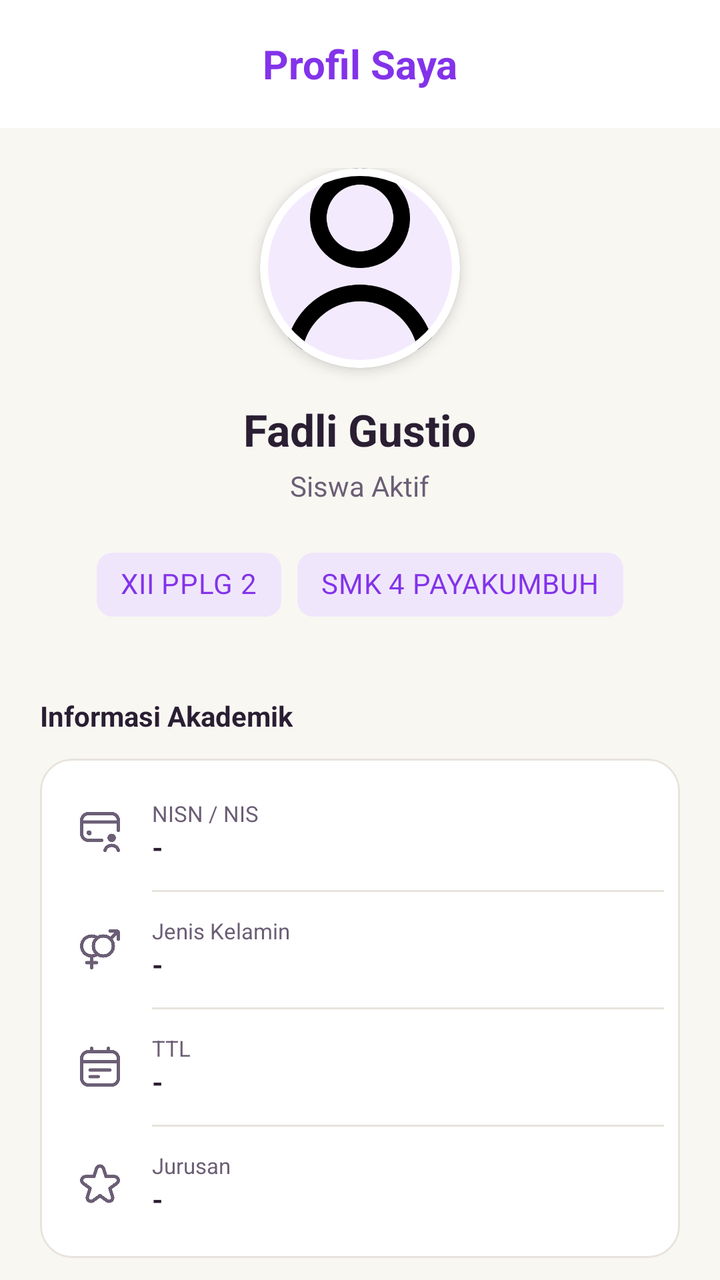
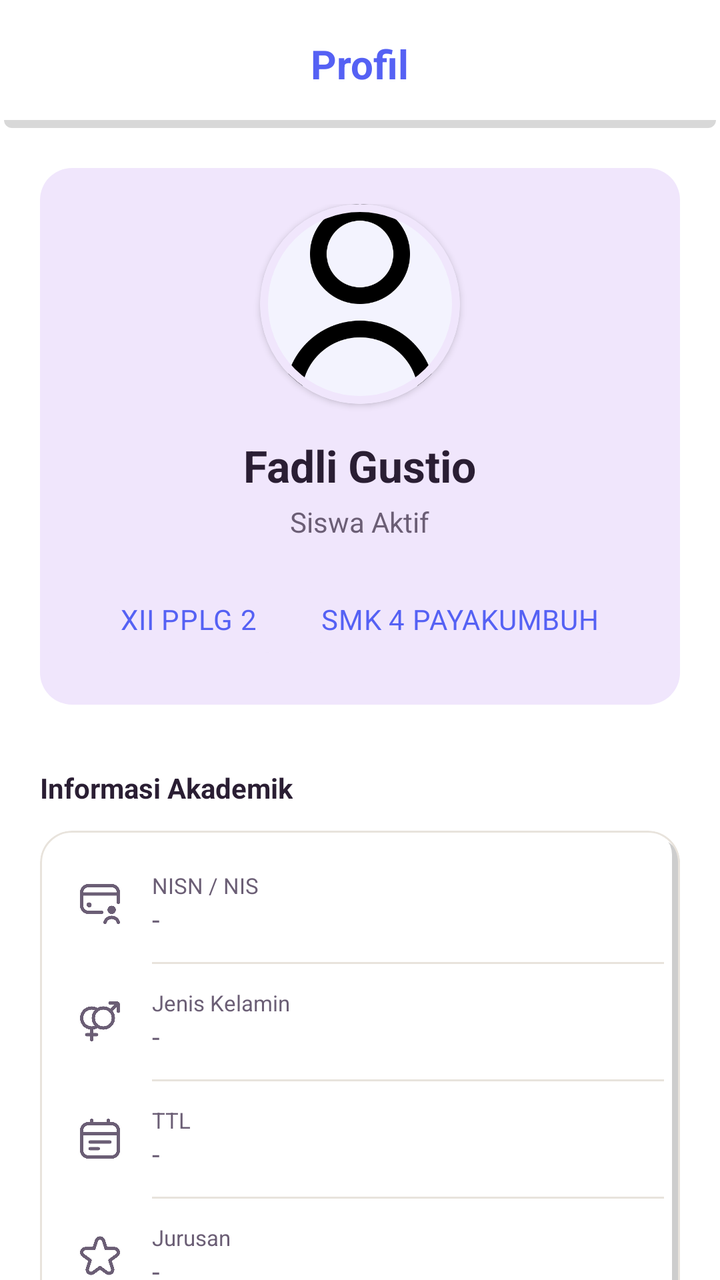

An Android layout rendered at two revisions. The XML below is the earlier revision; the diff shows what the commit changed to produce the second picture.
<!-- AndroidManifest.xml: application theme Theme.BkNova -->
<!-- res/layout/fragment_profil_siswa.xml -->
<?xml version="1.0" encoding="utf-8"?>
<androidx.coordinatorlayout.widget.CoordinatorLayout xmlns:android="http://schemas.android.com/apk/res/android"
    xmlns:app="http://schemas.android.com/apk/res-auto"
    xmlns:tools="http://schemas.android.com/tools"
    android:layout_width="match_parent"
    android:layout_height="match_parent"
    android:background="@color/background_cream"
    tools:context=".fragment.profilFragment"
    tools:ignore="Overdraw">

    <com.google.android.material.appbar.AppBarLayout
        android:layout_width="match_parent"
        android:layout_height="wrap_content"
        android:background="@color/white"
        app:elevation="0dp">

        <com.google.android.material.appbar.MaterialToolbar
            android:id="@+id/toolbar"
            android:layout_width="match_parent"
            android:layout_height="?attr/actionBarSize"
            app:title="Profil Saya"
            app:titleTextAppearance="@style/ToolbarTitleBold"
            app:titleTextColor="@color/brand_primary"
            app:titleCentered="true" />
    </com.google.android.material.appbar.AppBarLayout>

    <androidx.core.widget.NestedScrollView
        android:id="@+id/scroll_view_profil_siswa"
        android:layout_width="match_parent"
        android:layout_height="match_parent"
        android:clipToPadding="false"
        android:paddingBottom="100dp"
        app:layout_behavior="@string/appbar_scrolling_view_behavior">

        <LinearLayout
            android:layout_width="match_parent"
            android:layout_height="wrap_content"
            android:orientation="vertical"
            android:padding="20dp">

            
            <LinearLayout
                android:layout_width="match_parent"
                android:layout_height="wrap_content"
                android:orientation="vertical"
                android:gravity="center_horizontal"
                android:layout_marginBottom="32dp">

                <com.google.android.material.card.MaterialCardView
                    android:layout_width="100dp"
                    android:layout_height="100dp"
                    app:cardCornerRadius="50dp"
                    app:cardElevation="4dp"
                    app:strokeColor="@color/white"
                    app:strokeWidth="4dp">
                    <ImageView
                        android:layout_width="match_parent"
                        android:layout_height="match_parent"
                        android:src="@drawable/person_icon"
                        android:scaleType="centerCrop"
                        android:contentDescription="Foto Profil" />
                </com.google.android.material.card.MaterialCardView>

                <TextView
                    android:id="@+id/tv_name_profil"
                    android:layout_width="wrap_content"
                    android:layout_height="wrap_content"
                    android:layout_marginTop="16dp"
                    android:text="@string/ex_name"
                    android:textColor="@color/text_color_primary"
                    android:textSize="22sp"
                    android:textStyle="bold" />

                <TextView
                    android:id="@+id/tv_role_profil"
                    android:layout_width="wrap_content"
                    android:layout_height="wrap_content"
                    android:layout_marginTop="4dp"
                    android:text="Siswa Aktif"
                    android:textColor="@color/text_color_secondary"
                    android:textSize="14sp" />

                <LinearLayout
                    android:layout_width="wrap_content"
                    android:layout_height="wrap_content"
                    android:orientation="horizontal"
                    android:layout_marginTop="16dp">

                    <com.google.android.material.chip.Chip
                        android:id="@+id/tv_badge_kelas"
                        style="@style/Widget.MaterialComponents.Chip.Action"
                        android:layout_width="wrap_content"
                        android:layout_height="wrap_content"
                        android:text="@string/ex_kelas"
                        android:textColor="@color/brand_primary"
                        app:chipBackgroundColor="@color/brand_soft"
                        app:chipCornerRadius="8dp"
                        app:chipIconEnabled="false"
                        app:chipStrokeWidth="0dp"/>

                    <com.google.android.material.chip.Chip
                        android:id="@+id/tv_badge_school"
                        style="@style/Widget.MaterialComponents.Chip.Action"
                        android:layout_width="wrap_content"
                        android:layout_height="wrap_content"
                        android:layout_marginStart="8dp"
                        android:text="@string/ex_school"
                        android:textColor="@color/brand_primary"
                        app:chipBackgroundColor="@color/brand_soft"
                        app:chipCornerRadius="8dp"
                        app:chipIconEnabled="false"
                        app:chipStrokeWidth="0dp"/>
                </LinearLayout>
            </LinearLayout>

            <TextView
                android:layout_width="wrap_content"
                android:layout_height="wrap_content"
                android:text="Informasi Akademik"
                android:textSize="14sp"
                android:textStyle="bold"
                android:textColor="@color/text_color_primary"
                android:layout_marginBottom="12dp"/>

            
            <com.google.android.material.card.MaterialCardView
                android:layout_width="match_parent"
                android:layout_height="wrap_content"
                android:layout_marginBottom="24dp"
                app:cardCornerRadius="16dp"
                app:cardElevation="0dp"
                app:strokeColor="@color/divider_color"
                app:strokeWidth="1dp">

                <LinearLayout
                    android:layout_width="match_parent"
                    android:layout_height="wrap_content"
                    android:orientation="vertical"
                    android:padding="8dp">

                    
                    <LinearLayout
                        android:id="@+id/layout_nisn_nis"
                        android:layout_width="match_parent"
                        android:layout_height="wrap_content"
                        android:orientation="horizontal"
                        android:padding="12dp"
                        android:gravity="center_vertical">
                        <ImageView
                            android:layout_width="20dp"
                            android:layout_height="20dp"
                            android:src="@drawable/img_4"
                            app:tint="@color/text_color_secondary" />
                        <LinearLayout
                            android:layout_width="0dp"
                            android:layout_height="wrap_content"
                            android:layout_weight="1"
                            android:layout_marginStart="16dp"
                            android:orientation="vertical">
                            <TextView
                                android:layout_width="wrap_content"
                                android:layout_height="wrap_content"
                                android:text="NISN / NIS"
                                android:textSize="11sp"
                                android:textColor="@color/text_color_secondary"/>
                            <TextView
                                android:id="@+id/tv_nisn_nis"
                                android:layout_width="wrap_content"
                                android:layout_height="wrap_content"
                                android:text="-"
                                android:textColor="@color/text_color_primary"
                                android:textSize="14sp"
                                android:textStyle="bold"/>
                        </LinearLayout>
                    </LinearLayout>

                    <View android:layout_width="match_parent" android:layout_height="1dp" android:background="@color/divider_color" android:layout_marginStart="48dp" />

                    
                    <LinearLayout
                        android:id="@+id/layout_gender"
                        android:layout_width="match_parent"
                        android:layout_height="wrap_content"
                        android:orientation="horizontal"
                        android:padding="12dp"
                        android:gravity="center_vertical">
                        <ImageView
                            android:layout_width="20dp"
                            android:layout_height="20dp"
                            android:src="@drawable/img_3"
                            app:tint="@color/text_color_secondary" />
                        <LinearLayout
                            android:layout_width="0dp"
                            android:layout_height="wrap_content"
                            android:layout_weight="1"
                            android:layout_marginStart="16dp"
                            android:orientation="vertical">
                            <TextView
                                android:layout_width="wrap_content"
                                android:layout_height="wrap_content"
                                android:text="Jenis Kelamin"
                                android:textSize="11sp"
                                android:textColor="@color/text_color_secondary"/>
                            <TextView
                                android:id="@+id/tv_gender"
                                android:layout_width="wrap_content"
                                android:layout_height="wrap_content"
                                android:text="-"
                                android:textColor="@color/text_color_primary"
                                android:textSize="14sp"
                                android:textStyle="bold"/>
                        </LinearLayout>
                    </LinearLayout>

                    <View android:layout_width="match_parent" android:layout_height="1dp" android:background="@color/divider_color" android:layout_marginStart="48dp" />

                    
                    <LinearLayout
                        android:id="@+id/layout_ttl"
                        android:layout_width="match_parent"
                        android:layout_height="wrap_content"
                        android:orientation="horizontal"
                        android:padding="12dp"
                        android:gravity="center_vertical">
                        <ImageView
                            android:layout_width="20dp"
                            android:layout_height="20dp"
                            android:src="@drawable/img_5"
                            app:tint="@color/text_color_secondary" />
                        <LinearLayout
                            android:layout_width="0dp"
                            android:layout_height="wrap_content"
                            android:layout_weight="1"
                            android:layout_marginStart="16dp"
                            android:orientation="vertical">
                            <TextView
                                android:layout_width="wrap_content"
                                android:layout_height="wrap_content"
                                android:text="TTL"
                                android:textSize="11sp"
                                android:textColor="@color/text_color_secondary"/>
                            <TextView
                                android:id="@+id/tv_ttl"
                                android:layout_width="wrap_content"
                                android:layout_height="wrap_content"
                                android:text="-"
                                android:textColor="@color/text_color_primary"
                                android:textSize="14sp"
                                android:textStyle="bold"/>
                        </LinearLayout>
                    </LinearLayout>

                    <View android:layout_width="match_parent" android:layout_height="1dp" android:background="@color/divider_color" android:layout_marginStart="48dp" />

                    
                    <LinearLayout
                        android:id="@+id/layout_jurusan"
                        android:layout_width="match_parent"
                        android:layout_height="wrap_content"
                        android:orientation="horizontal"
                        android:padding="12dp"
                        android:gravity="center_vertical">
                        <ImageView
                            android:layout_width="20dp"
                            android:layout_height="20dp"
                            android:src="@drawable/img_6"
                            app:tint="@color/text_color_secondary" />
                        <LinearLayout
                            android:layout_width="0dp"
                            android:layout_height="wrap_content"
                            android:layout_weight="1"
                            android:layout_marginStart="16dp"
                            android:orientation="vertical">
                            <TextView
                                android:layout_width="wrap_content"
                                android:layout_height="wrap_content"
                                android:text="Jurusan"
                                android:textSize="11sp"
                                android:textColor="@color/text_color_secondary"/>
                            <TextView
                                android:id="@+id/tv_jurusan"
                                android:layout_width="wrap_content"
                                android:layout_height="wrap_content"
                                android:text="-"
                                android:textColor="@color/text_color_primary"
                                android:textSize="14sp"
                                android:textStyle="bold"/>
                        </LinearLayout>
                    </LinearLayout>

                    
                    <LinearLayout
                        android:id="@+id/layout_tahun_ajaran"
                        android:layout_width="match_parent"
                        android:layout_height="wrap_content"
                        android:orientation="horizontal"
                        android:padding="12dp"
                        android:gravity="center_vertical"
                        android:visibility="gone">
                        <ImageView
                            android:layout_width="20dp"
                            android:layout_height="20dp"
                            android:src="@drawable/ic_assignment"
                            app:tint="@color/text_color_secondary" />
                        <LinearLayout
                            android:layout_width="0dp"
                            android:layout_height="wrap_content"
                            android:layout_weight="1"
                            android:layout_marginStart="16dp"
                            android:orientation="vertical">
                            <TextView
                                android:layout_width="wrap_content"
                                android:layout_height="wrap_content"
                                android:text="Tahun Ajaran"
                                android:textSize="11sp"
                                android:textColor="@color/text_color_secondary"/>
                            <TextView
                                android:id="@+id/tv_tahun_ajaran"
                                android:layout_width="wrap_content"
                                android:layout_height="wrap_content"
                                android:text="-"
                                android:textColor="@color/text_color_primary"
                                android:textSize="14sp"
                                android:textStyle="bold"/>
                        </LinearLayout>
                    </LinearLayout>
                </LinearLayout>
            </com.google.android.material.card.MaterialCardView>

            <TextView
                android:layout_width="wrap_content"
                android:layout_height="wrap_content"
                android:text="Pengaturan Akun"
                android:textSize="14sp"
                android:textStyle="bold"
                android:textColor="@color/text_color_primary"
                android:layout_marginBottom="12dp"/>

            
            <com.google.android.material.card.MaterialCardView
                android:layout_width="match_parent"
                android:layout_height="wrap_content"
                android:layout_marginBottom="32dp"
                app:cardCornerRadius="16dp"
                app:cardElevation="0dp"
                app:strokeColor="@color/divider_color"
                app:strokeWidth="1dp">

                <LinearLayout
                    android:layout_width="match_parent"
                    android:layout_height="wrap_content"
                    android:orientation="vertical"
                    android:padding="8dp">

                    
                    <LinearLayout
                        android:id="@+id/btn_change_password"
                        android:layout_width="match_parent"
                        android:layout_height="wrap_content"
                        android:clickable="true"
                        android:focusable="true"
                        android:foreground="?attr/selectableItemBackground"
                        android:padding="12dp"
                        android:gravity="center_vertical">
                        <ImageView
                            android:layout_width="20dp"
                            android:layout_height="20dp"
                            android:src="@drawable/ic_lock"
                            app:tint="@color/text_color_secondary" />
                        <TextView
                            android:layout_width="0dp"
                            android:layout_height="wrap_content"
                            android:layout_weight="1"
                            android:layout_marginStart="16dp"
                            android:text="@string/change_password"
                            android:textColor="@color/text_color_primary"
                            android:textSize="14sp" />
                        <ImageView
                            android:layout_width="20dp"
                            android:layout_height="20dp"
                            android:src="@drawable/ic_chevron_right"
                            app:tint="@color/text_color_secondary" />
                    </LinearLayout>
                </LinearLayout>
            </com.google.android.material.card.MaterialCardView>

            
            <com.google.android.material.button.MaterialButton
                android:id="@+id/btn_logout"
                style="@style/Widget.MaterialComponents.Button.TextButton"
                android:layout_width="match_parent"
                android:layout_height="wrap_content"
                android:text="@string/logout"
                android:textAllCaps="false"
                android:textColor="@color/red_text"
                app:icon="@drawable/ic_logout"
                app:iconTint="@color/red_text"
                app:iconGravity="textStart"
                app:backgroundTint="@color/red_light"
                app:cornerRadius="12dp"
                android:paddingVertical="12dp" />

        </LinearLayout>
    </androidx.core.widget.NestedScrollView>

</androidx.coordinatorlayout.widget.CoordinatorLayout>
<!-- resources referenced by this layout -->
<resources>
  <color name="background_cream">#F8F7F2</color>
  <color name="brand_primary">#8333EA</color>
  <color name="brand_soft">#F0E6FC</color>
  <color name="divider_color">#E8E3DC</color>
  <color name="red_light">#FEE2E2</color>
  <color name="red_text">#DC2626</color>
  <color name="text_color_primary">#2A1E33</color>
  <color name="text_color_secondary">#6B5E75</color>
  <color name="white">#FFFFFFFF</color>
  <!-- drawable ic_chevron_right (drawable) -->
  <vector xmlns:android="http://schemas.android.com/apk/res/android"
      android:width="24dp"
      android:height="24dp"
      android:viewportWidth="24"
      android:viewportHeight="24">
      <path
          android:fillColor="#000000"
          android:pathData="M10,6L8.59,7.41 13.17,12l-4.58,4.59L10,18l6,-6z"/>
  </vector>
  <!-- drawable ic_lock (drawable) -->
  <vector xmlns:android="http://schemas.android.com/apk/res/android"
      android:width="24dp"
      android:height="24dp"
      android:viewportWidth="24"
      android:viewportHeight="24">
      <path
          android:fillColor="#000000"
          android:pathData="M18,8h-1V6c0,-2.76 -2.24,-5 -5,-5S7,3.24 7,6v2H6c-1.1,0 -2,0.9 -2,2v10c0,1.1 0.9,2 2,2h12c1.1,0 2,-0.9 2,-2V10C20,8.9 19.1,8 18,8zM9,6c0,-1.66 1.34,-3 3,-3s3,1.34 3,3v2H9V6zM18,20H6V10h12V20zM12,17c1.1,0 2,-0.9 2,-2s-0.9,-2 -2,-2s-2,0.9 -2,2S10.9,17 12,17z"/>
  </vector>
  <!-- drawable ic_logout (drawable) -->
  <vector xmlns:android="http://schemas.android.com/apk/res/android"
      android:width="24dp"
      android:height="24dp"
      android:viewportWidth="24"
      android:viewportHeight="24">
      <path
          android:fillColor="#000000"
          android:pathData="M17,7l-1.41,1.41L18.17,11H8v2h10.17l-2.58,2.58L17,17l5,-5zM4,5h8V3H4C2.9,3 2,3.9 2,5v14c0,1.1 0.9,2 2,2h8v-2H4V5z"/>
  </vector>
  <string name="change_password">Ganti Kata Sandi</string>
  <string name="ex_kelas">XII PPLG 2</string>
  <string name="ex_name">Fadli Gustio</string>
  <string name="ex_school">SMK 4 PAYAKUMBUH</string>
  <string name="logout">Keluar</string>
  <style name="ToolbarTitleBold" parent="TextAppearance.Material3.TitleLarge">
          <item name="android:textStyle">bold</item>
          <item name="android:textSize">20sp</item> 
      </style>
  <style name="Theme.BkNova" parent="Base.Theme.BkNova" />
  <color name="accent_pink">#FF7FAF</color>
  <color name="accent_pink_soft">#FFECF3</color>
  <color name="accent_peach">#FFC6BF</color>
  <color name="accent_peach_soft">#FFE8E5</color>
  <!-- unchanged entries left out for length: 7 -->
</resources>

<!-- the commit's change to res/layout/fragment_profil_siswa.xml (unified diff, before → after) -->
@@ -4,21 +4,21 @@
     xmlns:tools="http://schemas.android.com/tools"
     android:layout_width="match_parent"
     android:layout_height="match_parent"
-    android:background="@color/background_cream"
+    android:background="@color/white"
     tools:context=".fragment.profilFragment"
     tools:ignore="Overdraw">
 
     <com.google.android.material.appbar.AppBarLayout
         android:layout_width="match_parent"
         android:layout_height="wrap_content"
-        android:background="@color/white"
-        app:elevation="0dp">
+        android:background="@drawable/bg_header"
+        app:elevation="2dp">
 
         <com.google.android.material.appbar.MaterialToolbar
             android:id="@+id/toolbar"
             android:layout_width="match_parent"
             android:layout_height="?attr/actionBarSize"
-            app:title="Profil Saya"
+            app:title="Profil"
             app:titleTextAppearance="@style/ToolbarTitleBold"
             app:titleTextColor="@color/brand_primary"
             app:titleCentered="true" />
@@ -44,14 +44,16 @@
                 android:layout_height="wrap_content"
                 android:orientation="vertical"
                 android:gravity="center_horizontal"
-                android:layout_marginBottom="32dp">
+                android:layout_marginBottom="32dp"
+                android:padding="18dp"
+                android:background="@drawable/bg_badge_brand">
 
                 <com.google.android.material.card.MaterialCardView
                     android:layout_width="100dp"
                     android:layout_height="100dp"
                     app:cardCornerRadius="50dp"
-                    app:cardElevation="4dp"
-                    app:strokeColor="@color/white"
+                    app:cardElevation="2dp"
+                    app:strokeColor="@color/brand_soft"
                     app:strokeWidth="4dp">
                     <ImageView
                         android:layout_width="match_parent"
@@ -128,7 +130,6 @@
                 android:layout_height="wrap_content"
                 android:layout_marginBottom="24dp"
                 app:cardCornerRadius="16dp"
-                app:cardElevation="0dp"
                 app:strokeColor="@color/divider_color"
                 app:strokeWidth="1dp">
 
@@ -136,6 +137,7 @@
                     android:layout_width="match_parent"
                     android:layout_height="wrap_content"
                     android:orientation="vertical"
+                    android:background="@drawable/bg_grid_shadow"
                     android:padding="8dp">
 
                     
@@ -168,9 +170,8 @@
                                 android:layout_width="wrap_content"
                                 android:layout_height="wrap_content"
                                 android:text="-"
-                                android:textColor="@color/text_color_primary"
-                                android:textSize="14sp"
-                                android:textStyle="bold"/>
+                                android:textColor="@color/text_color_secondary"
+                                android:textSize="14sp" />
                         </LinearLayout>
                     </LinearLayout>
 
@@ -206,9 +207,8 @@
                                 android:layout_width="wrap_content"
                                 android:layout_height="wrap_content"
                                 android:text="-"
-                                android:textColor="@color/text_color_primary"
-                                android:textSize="14sp"
-                                android:textStyle="bold"/>
+                                android:textColor="@color/text_color_secondary"
+                                android:textSize="14sp" />
                         </LinearLayout>
                     </LinearLayout>
 
@@ -244,9 +244,8 @@
                                 android:layout_width="wrap_content"
                                 android:layout_height="wrap_content"
                                 android:text="-"
-                                android:textColor="@color/text_color_primary"
-                                android:textSize="14sp"
-                                android:textStyle="bold"/>
+                                android:textColor="@color/text_color_secondary"
+                                android:textSize="14sp" />
                         </LinearLayout>
                     </LinearLayout>
 
@@ -282,9 +281,8 @@
                                 android:layout_width="wrap_content"
                                 android:layout_height="wrap_content"
                                 android:text="-"
-                                android:textColor="@color/text_color_primary"
-                                android:textSize="14sp"
-                                android:textStyle="bold"/>
+                                android:textColor="@color/text_color_secondary"
+                                android:textSize="14sp" />
                         </LinearLayout>
                     </LinearLayout>
 
@@ -319,9 +317,8 @@
                                 android:layout_width="wrap_content"
                                 android:layout_height="wrap_content"
                                 android:text="-"
-                                android:textColor="@color/text_color_primary"
-                                android:textSize="14sp"
-                                android:textStyle="bold"/>
+                                android:textColor="@color/text_color_secondary"
+                                android:textSize="14sp" />
                         </LinearLayout>
                     </LinearLayout>
                 </LinearLayout>
@@ -342,7 +339,6 @@
                 android:layout_height="wrap_content"
                 android:layout_marginBottom="32dp"
                 app:cardCornerRadius="16dp"
-                app:cardElevation="0dp"
                 app:strokeColor="@color/divider_color"
                 app:strokeWidth="1dp">
 
@@ -350,6 +346,7 @@
                     android:layout_width="match_parent"
                     android:layout_height="wrap_content"
                     android:orientation="vertical"
+                    android:background="@drawable/bg_grid_shadow"
                     android:padding="8dp">
 
                     
@@ -373,7 +370,7 @@
                             android:layout_weight="1"
                             android:layout_marginStart="16dp"
                             android:text="@string/change_password"
-                            android:textColor="@color/text_color_primary"
+                            android:textColor="@color/text_color_secondary"
                             android:textSize="14sp" />
                         <ImageView
                             android:layout_width="20dp"
<!-- resource entries referenced after the edit -->
@@ -1,7 +1,7 @@
 <!-- resources referenced by this layout -->
 <resources>
   <color name="background_cream">#F8F7F2</color>
-  <color name="brand_primary">#8333EA</color>
+  <color name="brand_primary">#5561F4</color>
   <color name="brand_soft">#F0E6FC</color>
   <color name="divider_color">#E8E3DC</color>
   <color name="red_light">#FEE2E2</color>
@@ -9,6 +9,74 @@
   <color name="text_color_primary">#2A1E33</color>
   <color name="text_color_secondary">#6B5E75</color>
   <color name="white">#FFFFFFFF</color>
+  <!-- drawable bg_badge_brand (drawable) -->
+  <?xml version="1.0" encoding="utf-8"?>
+  <shape xmlns:android="http://schemas.android.com/apk/res/android">
+      <solid android:color="@color/brand_soft" />
+      <corners android:radius="16dp" />
+  </shape>
+  <!-- drawable bg_grid_shadow (drawable) -->
+  <?xml version="1.0" encoding="utf-8"?>
+  <layer-list xmlns:android="http://schemas.android.com/apk/res/android">
+  
+      
+      <item
+          android:left="4dp"
+  
+          android:top="4dp">
+  
+          <shape android:shape="rectangle">
+              <solid android:color="#32000000" />
+              <corners android:radius="12dp" />
+          </shape>
+  
+      </item>
+  
+      
+      <item
+          android:right="4dp"
+          android:bottom="4dp">
+  
+          <shape android:shape="rectangle">
+              <solid android:color="#FFFFFF" />
+              <corners android:radius="12dp" />
+          </shape>
+  
+      </item>
+  
+  </layer-list>
+  <!-- drawable bg_header (drawable) -->
+  <?xml version="1.0" encoding="utf-8"?>
+  <layer-list xmlns:android="http://schemas.android.com/apk/res/android">
+  
+      
+      <item
+          android:left="2dp"
+          android:right="2dp"
+          android:top="4dp">
+  
+          <shape android:shape="rectangle">
+  
+              <solid android:color="#27000000"/>
+              <corners android:radius="4dp" />
+            />
+          </shape>
+  
+      </item>
+  
+      
+      <item
+          android:right="0dp"
+          android:bottom="4dp">
+  
+          <shape android:shape="rectangle">
+              <solid android:color="#FFFFFF" />
+               />
+          </shape>
+  
+      </item>
+  
+  </layer-list>
   <!-- drawable ic_chevron_right (drawable) -->
   <vector xmlns:android="http://schemas.android.com/apk/res/android"
       android:width="24dp"
